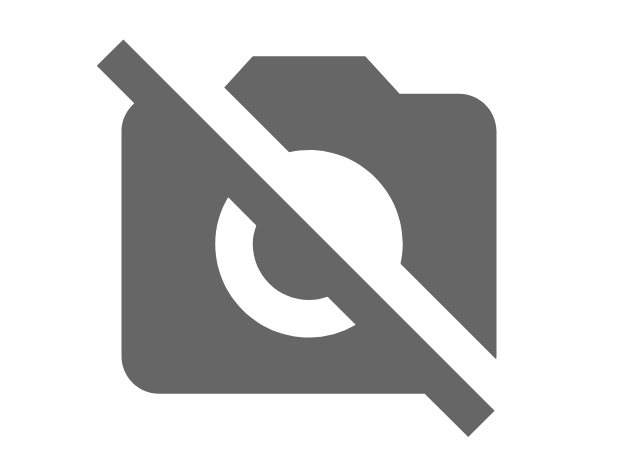
After one commit to Lovkost/DailyPic, an Android app: the layout fragment_earth_picture.xml on its own in the app's theme, with its tools: preview values and no code run, on a phone screen of 412 x 824 dp. The commit adds this screen. Shown: the top 476 px of the screen. Run offline under Robolectric (Android 15) with nearby library versions, the phone set to English and light mode, and no system bars.

Commit message:
BottomNavigation

```diff
--- a/app/src/main/java/com/example/dailypic/ui/main/PictureOfTheDayAPI.kt
+++ b/app/src/main/java/com/example/dailypic/ui/main/PictureOfTheDayAPI.kt
@@ -7,5 +7,7 @@ import retrofit2.http.Query
 interface PictureOfTheDayAPI {
     @GET("planetary/apod")
     fun getPictureOfTheDay(@Query("api_key") apiKey: String): Call<PODServerResponseData>
+    @GET("planetary/apod")
+    fun getEarthPicture(@Query("api_key") apiKey:String):Call<PODServerResponseData>
 
 }
--- /dev/null
+++ b/app/src/main/res/layout/fragment_earth_picture.xml
@@ -0,0 +1,36 @@
+<?xml version="1.0" encoding="utf-8"?>
+<androidx.constraintlayout.widget.ConstraintLayout xmlns:android="http://schemas.android.com/apk/res/android"
+    xmlns:tools="http://schemas.android.com/tools"
+    android:layout_width="match_parent"
+    android:layout_height="match_parent"
+    xmlns:app="http://schemas.android.com/apk/res-auto"
+    tools:context=".ui.main.EarthPictureFragment">
+    <com.example.dailypic.ui.main.EquilateralImageView
+        android:id="@+id/Earth_pic_image_view"
+        android:layout_width="match_parent"
+        android:layout_height="@dimen/photoSize"
+        android:layout_gravity="top"
+        android:contentDescription="@string/photo_of_the_day_stub"
+        android:paddingStart="10dp"
+        android:paddingEnd="10dp"
+        android:src="@drawable/ic_baseline_no_photography_24"
+        app:layout_constraintTop_toTopOf="parent"
+        app:layout_constraintStart_toStartOf="parent"/>
+    <FrameLayout
+        android:id="@+id/earthPicLoadingLayout"
+        android:layout_width="match_parent"
+        android:layout_height="match_parent"
+        android:background="@color/white"
+        android:visibility="gone">
+
+        <ProgressBar
+            style="?android:attr/progressBarStyleLarge"
+            android:layout_width="wrap_content"
+            android:layout_height="wrap_content"
+            android:layout_gravity="center"
+            app:layout_constraintBottom_toBottomOf="parent"
+            app:layout_constraintEnd_toEndOf="parent"
+            app:layout_constraintStart_toStartOf="parent"
+            app:layout_constraintTop_toTopOf="parent" />
+    </FrameLayout>
+</androidx.constraintlayout.widget.ConstraintLayout>
--- a/app/src/main/res/values/strings.xml
+++ b/app/src/main/res/values/strings.xml
@@ -4,4 +4,6 @@
     <string name="wikiET">Посмотреть на Wiki</string>
     <string name="darkTheme">Темная тема</string>
     <string name="settings">Settings</string>
+    <string name="dailypage">DailyPage</string>
+    <string name="earthpage">EarthPage</string>
 </resources>
```
Also changed, not shown: app/src/main/java/com/example/dailypic/ui/main/EarthPictureFragment.kt (added, +66 -0 lines), app/src/main/java/com/example/dailypic/ui/main/PictureOfTheDayFragment.kt (+38 -8 lines), app/src/main/java/com/example/dailypic/ui/main/PictureOfTheDayViewModel.kt (+27 -0 lines), app/src/main/res/drawable/ic_baseline_calendar_today_24.xml (added, +10 -0 lines), app/src/main/res/drawable/ic_baseline_emoji_people_24.xml (added, +13 -0 lines), app/src/main/res/layout/main_activity.xml (+31 -8 lines), app/src/main/res/layout/main_fragment.xml (+12 -11 lines), app/src/main/res/menu/bottom_navigation_item.xml (added, +12 -0 lines).
